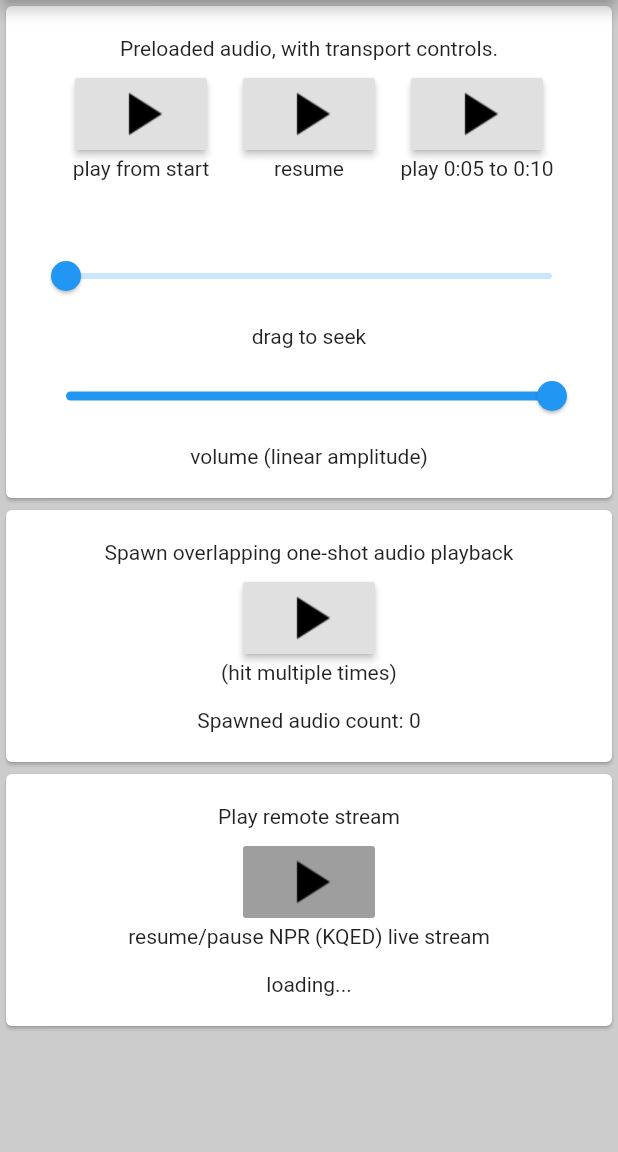
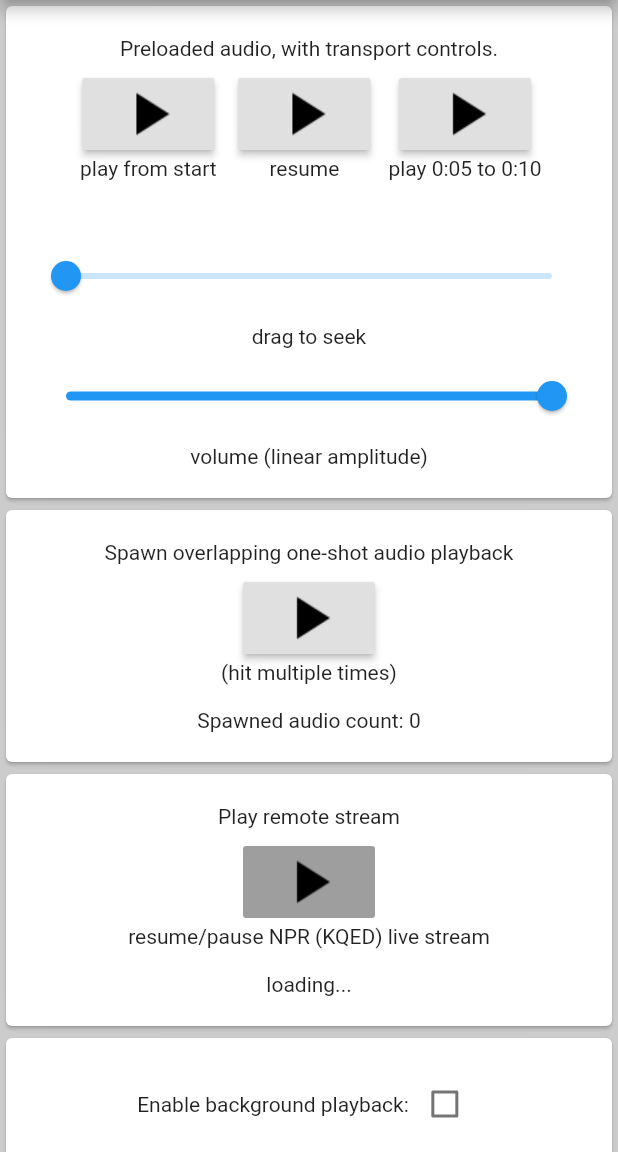
Before and after one commit to google/flutter.plugins, a Flutter app: the screen it shows after launch, on a phone screen of 412 x 824 dp, the part 84-1236 px from its top. Run offline on Flutter 3.47's test engine with Material 2 defaults, Android fonts, the phone set to English and light mode, and no system bars; our stand-ins replace fixnum; statements that could not run were skipped.

Commit message:
Fix iOS background audio, add ios audio category control, update to version 1.0.2

```diff
--- a/packages/audiofileplayer/example/lib/main.dart
+++ b/packages/audiofileplayer/example/lib/main.dart
@@ -26,6 +26,9 @@ class _MyAppState extends State<MyApp> {
   bool _remoteAudioPlaying = false;
   bool _remoteAudioLoading = false;
   String _remoteErrorMessage;
+
+  // The iOS audio category dropdown item in the fourth card.
+  IosAudioCategory _iosAudioCategory = IosAudioCategory.playback;
 
   @override
   void initState() {
@@ -57,7 +60,7 @@ class _MyAppState extends State<MyApp> {
           child: Column(
             children: <Widget>[
               Padding(
-                padding: const EdgeInsets.symmetric(horizontal: 8.0),
+                padding: const EdgeInsets.symmetric(horizontal: 4.0),
                 child: RaisedButton(
                     onPressed: onTap,
                     child: isPlaying
@@ -198,8 +201,33 @@ class _MyAppState extends State<MyApp> {
                     }),
           _remoteErrorMessage != null
               ? Text(_remoteErrorMessage,
-                  style: TextStyle(color: const Color(0xFFFF0000)))
+                  style: const TextStyle(color: const Color(0xFFFF0000)))
               : Text(_remoteAudioLoading ? 'loading...' : 'loaded')
+        ]),
+        _cardWrapper(<Widget>[
+          Row(mainAxisAlignment: MainAxisAlignment.center, children: <Widget>[
+            const Text('Enable background playback:'),
+            Checkbox(
+                value: Audio.shouldPlayWhileAppPaused,
+                onChanged: (bool isOn) =>
+                    setState(() => Audio.shouldPlayWhileAppPaused = isOn))
+          ]),
+          const Text('(iOS only) iOS audio category:'),
+          DropdownButton<IosAudioCategory>(
+            value: _iosAudioCategory,
+            onChanged: (IosAudioCategory newValue) {
+              setState(() {
+                _iosAudioCategory = newValue;
+                Audio.setIosAudioCategory(_iosAudioCategory);
+              });
+            },
+            items: IosAudioCategory.values.map((IosAudioCategory category) {
+              return DropdownMenuItem<IosAudioCategory>(
+                value: category,
+                child: Text(category.toString()),
+              );
+            }).toList(),
+          )
         ]),
       ]),
     ));
--- a/packages/audiofileplayer/lib/audiofileplayer.dart
+++ b/packages/audiofileplayer/lib/audiofileplayer.dart
@@ -1,4 +1,5 @@
 import 'dart:async';
+import 'dart:io' show Platform;
 import 'dart:typed_data';
 import 'dart:ui' show AppLifecycleState;
 
@@ -32,6 +33,39 @@ const String durationSecondsKey = 'duration_seconds';
 const String onPositionCallback = 'onPosition';
 const String positionSecondsKey = 'position_seconds';
 const String errorCode = 'AudioPluginError';
+
+const String iosAudioCategoryMethod = 'iosAudioCategory';
+const String iosAudioCategoryKey = 'iosAudioCategory';
+const String iosAudioCategoryAmbientSolo = 'iosAudioCategoryAmbientSolo';
+const String iosAudioCategoryAmbientMixed = 'iosAudioCategoryAmbientMixed';
+const String iosAudioCategoryPlayback = 'iosAudioCategoryPlayback';
+
+/// Represents audio playback category on iOS.
+///
+/// An 'ambient' category should be used for tasks like game audio, whereas
+/// the [playback] category should be used for tasks like music player playback.
+///
+/// Note that for background audio, the [shouldPlayWhileAppPaused] flag must
+/// also be set.
+///
+/// See
+/// https://developer.apple.com/documentation/avfoundation/avaudiosessioncategory
+/// for more information.
+enum IosAudioCategory {
+  /// Audio is silenced by screen lock and the silent switch; audio will not mix
+  /// with other apps' audio.
+  ambientSolo,
+
+  /// Audio is silenced by screen lock and the silent switch; audio will mix
+  /// with other apps' (mixable) audio.
+  ambientMixed,
+
+  /// Audio is not silenced by screen lock or silent switch; audio will not mix
+  /// with other apps' audio.
+  ///
+  /// The default value.
+  playback
+}
 
 /// A plugin for audio playback.
 ///
@@ -170,7 +204,7 @@ class Audio with WidgetsBindingObserver {
   }
 
   @visibleForTesting
-  static final MethodChannel channel = MethodChannel(channelName)
+  static final MethodChannel channel = const MethodChannel(channelName)
     ..setMethodCallHandler(handleMethodCall);
 
   static final Uuid _uuid = Uuid();
@@ -503,6 +537,25 @@ class Audio with WidgetsBindingObserver {
     }
   }
 
+  /// Sets the iOS audio category.
+  ///
+  /// Only communicates with the underlying plugin on iOS; no-op otherwise.
+  static Future<void> setIosAudioCategory(IosAudioCategory category) async {
+    const Map<IosAudioCategory, String> categoryToString =
+        <IosAudioCategory, String>{
+      IosAudioCategory.ambientSolo: iosAudioCategoryAmbientSolo,
+      IosAudioCategory.ambientMixed: iosAudioCategoryAmbientMixed,
+      IosAudioCategory.playback: iosAudioCategoryPlayback
+    };
+    if (!Platform.isIOS) return;
+    try {
+      await channel.invokeMethod<dynamic>(iosAudioCategoryMethod,
+          <String, dynamic>{iosAudioCategoryKey: categoryToString[category]});
+    } on PlatformException catch (e) {
+      _logger.severe('setIosAudioCategory error, category: $category', e);
+    }
+  }
+
   /// Sends method call for starting playback.
   Future<void> _playNative(bool playFromStart, double endpointSeconds) async {
     try {
--- a/packages/audiofileplayer/pubspec.yaml
+++ b/packages/audiofileplayer/pubspec.yaml
@@ -1,6 +1,6 @@
 name: audiofileplayer
 description: A Flutter plugin for audio playback.
-version: 1.0.1
+version: 1.0.2
 homepage: https://github.com/google/flutter.plugins/tree/master/packages/audiofileplayer
 
 environment:
```
Also changed, not shown: 5 other files.
